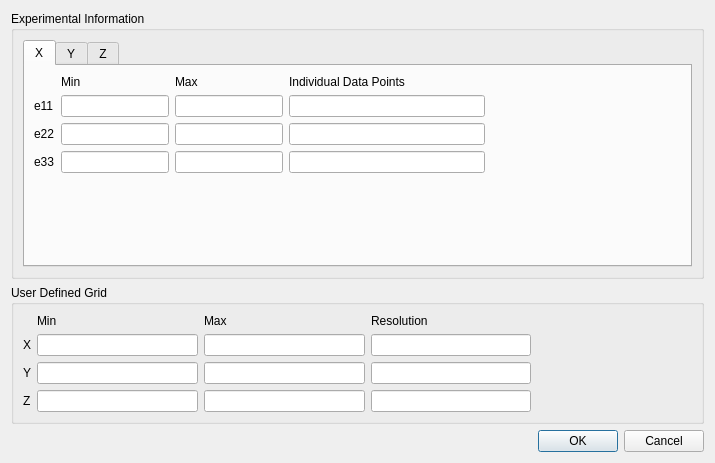
The window that designer/strainstressgridsetup.ui (neutrons/PyRS) describes before a commit, drawn with Qt 5.
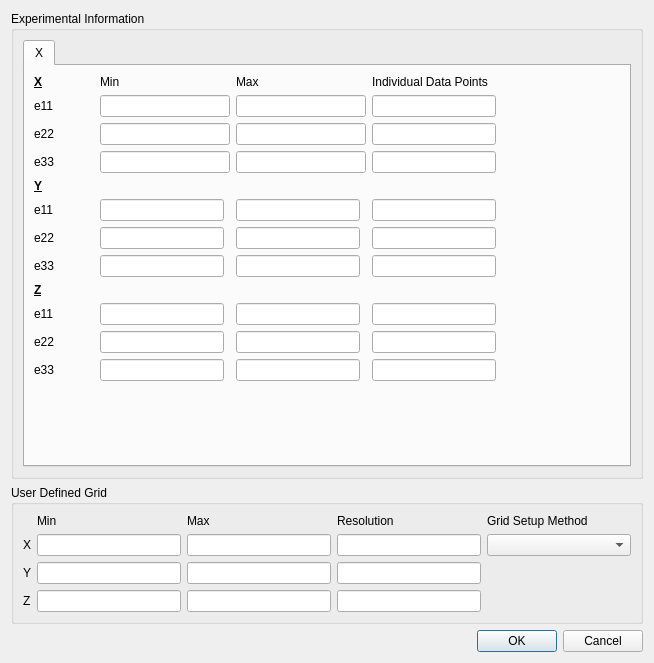
The same window after the commit.

What changed in the file:
```diff
--- a/designer/strainstressgridsetup.ui
+++ b/designer/strainstressgridsetup.ui
@@ -6,8 +6,8 @@
    <rect>
     <x>0</x>
     <y>0</y>
-    <width>715</width>
-    <height>463</height>
+    <width>654</width>
+    <height>663</height>
    </rect>
   </property>
   <property name="windowTitle">
@@ -30,81 +30,15 @@
           <string>X</string>
          </attribute>
          <layout class="QGridLayout" name="gridLayout_3">
-          <item row="3" column="0">
-           <widget class="QLabel" name="label_25">
-            <property name="text">
-             <string>e33</string>
-            </property>
-           </widget>
+          <item row="10" column="3">
+           <widget class="QLineEdit" name="lineEdit_e33YMax"/>
           </item>
-          <item row="3" column="1" colspan="2">
-           <widget class="QLineEdit" name="lineEdit_e33XMin"/>
-          </item>
-          <item row="4" column="3">
-           <spacer name="verticalSpacer">
-            <property name="orientation">
-             <enum>Qt::Vertical</enum>
-            </property>
-            <property name="sizeHint" stdset="0">
-             <size>
-              <width>20</width>
-              <height>40</height>
-             </size>
-            </property>
-           </spacer>
-          </item>
-          <item row="0" column="5">
-           <widget class="QLabel" name="label_27">
-            <property name="text">
-             <string>Individual Data Points</string>
-            </property>
-           </widget>
-          </item>
-          <item row="1" column="3" colspan="2">
-           <widget class="QLineEdit" name="lineEdit_e11XMax"/>
-          </item>
-          <item row="3" column="5">
-           <widget class="QLineEdit" name="lineEdit_e33NumIndvPointsX"/>
-          </item>
-          <item row="2" column="3" colspan="2">
-           <widget class="QLineEdit" name="lineEdit_e22XMax"/>
-          </item>
-          <item row="3" column="3" colspan="2">
-           <widget class="QLineEdit" name="lineEdit_e33XMax"/>
-          </item>
-          <item row="1" column="5">
-           <widget class="QLineEdit" name="lineEdit_e11NumIndvPointsX"/>
-          </item>
-          <item row="2" column="0">
-           <widget class="QLabel" name="label_23">
-            <property name="text">
-             <string>e22</string>
-            </property>
-           </widget>
-          </item>
-          <item row="2" column="1" colspan="2">
-           <widget class="QLineEdit" name="lineEdit_e22XMin"/>
-          </item>
-          <item row="1" column="0">
-           <widget class="QLabel" name="label_24">
-            <property name="text">
-             <string>e11</string>
-            </property>
-           </widget>
-          </item>
-          <item row="0" column="3">
-           <widget class="QLabel" name="label_26">
-            <property name="text">
-             <string>Max</string>
-            </property>
-           </widget>
+          <item row="8" column="5">
+           <widget class="QLineEdit" name="lineEdit_e11NumIndvPointsY"/>
           </item>
           <item row="1" column="1" colspan="2">
            <widget class="QLineEdit" name="lineEdit_e11XMin"/>
           </item>
-          <item row="2" column="5">
-           <widget class="QLineEdit" name="lineEdit_e22NumIndvPointsX"/>
-          </item>
           <item row="1" column="6">
            <spacer name="horizontalSpacer_2">
             <property name="orientation">
@@ -125,210 +59,222 @@
             </property>
            </widget>
           </item>
-         </layout>
-        </widget>
-        <widget class="QWidget" name="tab_2">
-         <attribute name="title">
-          <string>Y</string>
-         </attribute>
-         <layout class="QGridLayout" name="gridLayout_2">
-          <item row="1" column="0">
-           <widget class="QLabel" name="label_17">
-            <property name="text">
-             <string>e11</string>
-            </property>
-           </widget>
+          <item row="8" column="1">
+           <widget class="QLineEdit" name="lineEdit_e11YMin"/>
           </item>
-          <item row="0" column="3">
-           <widget class="QLabel" name="label_19">
-            <property name="text">
-             <string>Max</string>
-            </property>
-           </widget>
+          <item row="10" column="5">
+           <widget class="QLineEdit" name="lineEdit_e33NumIndvPointsY"/>
           </item>
-          <item row="2" column="5">
+          <item row="3" column="1" colspan="2">
+           <widget class="QLineEdit" name="lineEdit_e33XMin"/>
+          </item>
+          <item row="9" column="5">
            <widget class="QLineEdit" name="lineEdit_e22NumIndvPointsY"/>
           </item>
           <item row="2" column="0">
-           <widget class="QLabel" name="label_16">
+           <widget class="QLabel" name="label_23">
             <property name="text">
              <string>e22</string>
             </property>
            </widget>
           </item>
-          <item row="3" column="0">
-           <widget class="QLabel" name="label_18">
-            <property name="text">
-             <string>e33</string>
-            </property>
-           </widget>
-          </item>
-          <item row="3" column="1" colspan="2">
-           <widget class="QLineEdit" name="lineEdit_e33YMin"/>
-          </item>
           <item row="2" column="1" colspan="2">
-           <widget class="QLineEdit" name="lineEdit_e22YMin"/>
+           <widget class="QLineEdit" name="lineEdit_e22XMin"/>
           </item>
-          <item row="2" column="3" colspan="2">
+          <item row="1" column="0">
+           <widget class="QLabel" name="label_24">
+            <property name="text">
+             <string>e11</string>
+            </property>
+           </widget>
+          </item>
+          <item row="20" column="1">
+           <widget class="QLineEdit" name="lineEdit_e33ZMin"/>
+          </item>
+          <item row="9" column="3">
            <widget class="QLineEdit" name="lineEdit_e22YMax"/>
           </item>
-          <item row="1" column="3" colspan="2">
+          <item row="8" column="3">
            <widget class="QLineEdit" name="lineEdit_e11YMax"/>
           </item>
-          <item row="3" column="5">
-           <widget class="QLineEdit" name="lineEdit_e33NumIndvPointsY"/>
+          <item row="10" column="1">
+           <widget class="QLineEdit" name="lineEdit_e33YMin"/>
           </item>
-          <item row="0" column="5">
-           <widget class="QLabel" name="label_20">
-            <property name="text">
-             <string>Individual Data Points</string>
-            </property>
-           </widget>
-          </item>
-          <item row="3" column="3" colspan="2">
-           <widget class="QLineEdit" name="lineEdit_e33YMax"/>
-          </item>
-          <item row="4" column="3">
-           <spacer name="verticalSpacer_2">
-            <property name="orientation">
-             <enum>Qt::Vertical</enum>
-            </property>
-            <property name="sizeHint" stdset="0">
-             <size>
-              <width>20</width>
-              <height>40</height>
-             </size>
-            </property>
-           </spacer>
-          </item>
-          <item row="1" column="1" colspan="2">
-           <widget class="QLineEdit" name="lineEdit_e11YMin"/>
-          </item>
-          <item row="1" column="5">
-           <widget class="QLineEdit" name="lineEdit_e11NumIndvPointsY"/>
-          </item>
-          <item row="1" column="6">
-           <spacer name="horizontalSpacer">
-            <property name="orientation">
-             <enum>Qt::Horizontal</enum>
-            </property>
-            <property name="sizeHint" stdset="0">
-             <size>
-              <width>40</width>
-              <height>20</height>
-             </size>
-            </property>
-           </spacer>
-          </item>
-          <item row="0" column="1" colspan="2">
+          <item row="0" column="0">
            <widget class="QLabel" name="label_15">
+            <property name="minimumSize">
+             <size>
+              <width>60</width>
+              <height>0</height>
+             </size>
+            </property>
+            <property name="font">
+             <font>
+              <weight>75</weight>
+              <italic>false</italic>
+              <bold>true</bold>
+              <underline>true</underline>
+              <strikeout>false</strikeout>
+             </font>
+            </property>
             <property name="text">
-             <string>Min</string>
+             <string>X</string>
             </property>
            </widget>
           </item>
-         </layout>
-        </widget>
-        <widget class="QWidget" name="tab_3">
-         <attribute name="title">
-          <string>Z</string>
-         </attribute>
-         <layout class="QGridLayout" name="gridLayout_4">
+          <item row="3" column="0">
+           <widget class="QLabel" name="label_25">
+            <property name="text">
+             <string>e33</string>
+            </property>
+           </widget>
+          </item>
+          <item row="9" column="0">
+           <widget class="QLabel" name="label_16">
+            <property name="text">
+             <string>e22</string>
+            </property>
+           </widget>
+          </item>
+          <item row="9" column="1">
+           <widget class="QLineEdit" name="lineEdit_e22YMin"/>
+          </item>
+          <item row="11" column="0">
+           <widget class="QLabel" name="label_14">
+            <property name="font">
+             <font>
+              <weight>75</weight>
+              <italic>false</italic>
+              <bold>true</bold>
+              <underline>true</underline>
+              <strikeout>false</strikeout>
+             </font>
+            </property>
+            <property name="text">
+             <string>Z</string>
+            </property>
+           </widget>
+          </item>
+          <item row="7" column="0">
+           <widget class="QLabel" name="label_13">
+            <property name="font">
+             <font>
+              <weight>75</weight>
+              <italic>false</italic>
+              <bold>true</bold>
+              <underline>true</underline>
+              <strikeout>false</strikeout>
+             </font>
+            </property>
+            <property name="text">
+             <string>Y</string>
+            </property>
+           </widget>
+          </item>
+          <item row="8" column="0">
+           <widget class="QLabel" name="label_17">
+            <property name="text">
+             <string>e11</string>
+            </property>
+           </widget>
+          </item>
+          <item row="3" column="3" colspan="2">
+           <widget class="QLineEdit" name="lineEdit_e33XMax"/>
+          </item>
+          <item row="1" column="5">
+           <widget class="QLineEdit" name="lineEdit_e11NumIndvPointsX"/>
+          </item>
+          <item row="3" column="5">
+           <widget class="QLineEdit" name="lineEdit_e33NumIndvPointsX"/>
+          </item>
           <item row="0" column="5">
-           <widget class="QLabel" name="label_12">
+           <widget class="QLabel" name="label_27">
             <property name="text">
              <string>Individual Data Points</string>
             </property>
            </widget>
           </item>
-          <item row="1" column="1" colspan="2">
-           <widget class="QLineEdit" name="lineEdit_e11ZMin"/>
+          <item row="2" column="5">
+           <widget class="QLineEdit" name="lineEdit_e22NumIndvPointsX"/>
+          </item>
+          <item row="19" column="1">
+           <widget class="QLineEdit" name="lineEdit_e22ZMin"/>
           </item>
           <item row="2" column="3" colspan="2">
+           <widget class="QLineEdit" name="lineEdit_e22XMax"/>
+          </item>
+          <item row="1" column="3" colspan="2">
+           <widget class="QLineEdit" name="lineEdit_e11XMax"/>
+          </item>
+          <item row="0" column="3">
+           <widget class="QLabel" name="label_26">
+            <property name="text">
+             <string>Max</string>
+            </property>
+           </widget>
+          </item>
+          <item row="10" column="0">
+           <widget class="QLabel" name="label_18">
+            <property name="text">
+             <string>e33</string>
+            </property>
+           </widget>
+          </item>
+          <item row="21" column="1">
+           <spacer name="verticalSpacer">
+            <property name="orientation">
+             <enum>Qt::Vertical</enum>
+            </property>
+            <property name="sizeHint" stdset="0">
+             <size>
+              <width>20</width>
+              <height>40</height>
+             </size>
+            </property>
+           </spacer>
+          </item>
+          <item row="17" column="0">
+           <widget class="QLabel" name="label_7">
+            <property name="text">
+             <string>e11</string>
+            </property>
+           </widget>
+          </item>
+          <item row="19" column="0">
+           <widget class="QLabel" name="label_8">
+            <property name="text">
+             <string>e22</string>
+            </property>
+           </widget>
+          </item>
+          <item row="20" column="0">
+           <widget class="QLabel" name="label_9">
+            <property name="text">
+             <string>e33</string>
+            </property>
+           </widget>
+          </item>
+          <item row="19" column="3">
            <widget class="QLineEdit" name="lineEdit_e22ZMax"/>
           </item>
-          <item row="2" column="5">
+          <item row="19" column="5">
            <widget class="QLineEdit" name="lineEdit_e22NumIndvPointsZ"/>
           </item>
-          <item row="2" column="0">
-           <widget class="QLabel" name="label_8">
-            <property name="text">
-             <string>e22</string>
-            </property>
-           </widget>
-          </item>
-          <item row="4" column="5">
-           <spacer name="verticalSpacer_3">
-            <property name="orientation">
-             <enum>Qt::Vertical</enum>
-            </property>
-            <property name="sizeHint" stdset="0">
-             <size>
-              <width>20</width>
-              <height>40</height>
-             </size>
-            </property>
-           </spacer>
-          </item>
-          <item row="2" column="1" colspan="2">
-           <widget class="QLineEdit" name="lineEdit_e22ZMin"/>
-          </item>
-          <item row="0" column="3">
-           <widget class="QLabel" name="label_11">
-            <property name="text">
-             <string>Max</string>
-            </property>
-           </widget>
-          </item>
-          <item row="1" column="3" colspan="2">
+          <item row="17" column="3">
            <widget class="QLineEdit" name="lineEdit_e11ZMax"/>
           </item>
-          <item row="1" column="5">
+          <item row="17" column="5">
            <widget class="QLineEdit" name="lineEdit_e11NumIndvPointsZ"/>
           </item>
-          <item row="3" column="0">
-           <widget class="QLabel" name="label_9">
-            <property name="text">
-             <string>e33</string>
-            </property>
-           </widget>
-          </item>
-          <item row="3" column="1" colspan="2">
-           <widget class="QLineEdit" name="lineEdit_e33ZMin"/>
-          </item>
-          <item row="3" column="3" colspan="2">
+          <item row="20" column="3">
            <widget class="QLineEdit" name="lineEdit_e33ZMax"/>
           </item>
-          <item row="3" column="5">
+          <item row="17" column="1">
+           <widget class="QLineEdit" name="lineEdit_e11ZMin"/>
+          </item>
+          <item row="20" column="5">
            <widget class="QLineEdit" name="lineEdit_e33NumIndvPointsZ"/>
           </item>
-          <item row="1" column="0">
-           <widget class="QLabel" name="label_7">
-            <property name="text">
-             <string>e11</string>
-            </property>
-           </widget>
-          </item>
-          <item row="1" column="6">
-           <spacer name="horizontalSpacer_3">
-            <property name="orientation">
-             <enum>Qt::Horizontal</enum>
-            </property>
-            <property name="sizeHint" stdset="0">
-             <size>
-              <width>40</width>
-              <height>20</height>
-             </size>
-            </property>
-           </spacer>
-          </item>
-          <item row="0" column="1" colspan="2">
-           <widget class="QLabel" name="label_10">
-            <property name="text">
-             <string>Min</string>
-            </property>
-           </widget>
-          </item>
          </layout>
         </widget>
        </widget>
@@ -342,36 +288,33 @@
       <string>User Defined Grid</string>
      </property>
      <layout class="QGridLayout" name="gridLayout">
-      <item row="3" column="3">
+      <item row="4" column="3">
        <widget class="QLineEdit" name="lineEdit_gridResolutionZ"/>
       </item>
-      <item row="3" column="0">
+      <item row="4" column="0">
        <widget class="QLabel" name="label_3">
         <property name="text">
          <string>Z</string>
         </property>
        </widget>
       </item>
-      <item row="3" column="2">
+      <item row="4" column="2">
        <widget class="QLineEdit" name="lineEdit_gridMaxZ"/>
       </item>
-      <item row="3" column="1">
+      <item row="4" column="1">
        <widget class="QLineEdit" name="lineEdit_gridMinZ"/>
       </item>
-      <item row="2" column="3">
-       <widget class="QLineEdit" name="lineEdit_gridResolutionY"/>
-      </item>
-      <item row="2" column="0">
+      <item row="3" column="0">
        <widget class="QLabel" name="label_2">
         <property name="text">
          <string>Y</string>
         </property>
        </widget>
       </item>
-      <item row="2" column="1">
+      <item row="3" column="1">
        <widget class="QLineEdit" name="lineEdit_gridMinY"/>
       </item>
-      <item row="2" column="2">
+      <item row="3" column="2">
        <widget class="QLineEdit" name="lineEdit_gridMaxY"/>
       </item>
       <item row="1" column="0">
@@ -411,7 +354,10 @@
         </property>
        </widget>
       </item>
-      <item row="1" column="4">
+      <item row="3" column="3">
+       <widget class="QLineEdit" name="lineEdit_gridResolutionY"/>
+      </item>
+      <item row="4" column="4">
        <spacer name="horizontalSpacer_4">
         <property name="orientation">
          <enum>Qt::Horizontal</enum>
@@ -424,6 +370,20 @@
         </property>
        </spacer>
       </item>
+      <item row="1" column="4">
+       <widget class="QComboBox" name="comboBox_alignmentCriteria">
+        <property name="toolTip">
+         <string>&lt;html&gt;&lt;head/&gt;&lt;body&gt;&lt;p&gt;Calculate strain/stress along the specified direction.&lt;/p&gt;&lt;p&gt;1. If the grids of e11, e22 and e33 do not match, grids will be aligned to e11, e22 or e33 as specified.&lt;/p&gt;&lt;p&gt;2. Automatically the finest grid among them or user defined grids.&lt;/p&gt;&lt;p&gt;3. User can specify a grid by 3D range and resolution&lt;/p&gt;&lt;/body&gt;&lt;/html&gt;</string>
+        </property>
+       </widget>
+      </item>
+      <item row="0" column="4">
+       <widget class="QLabel" name="label_10">
+        <property name="text">
+         <string>Grid Setup Method</string>
+        </property>
+       </widget>
+      </item>
      </layout>
     </widget>
    </item>
```
